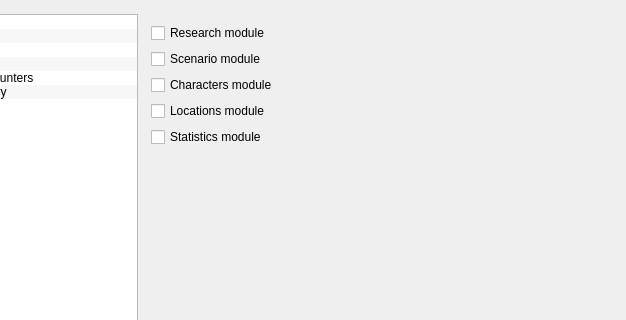
Above: src/bin/scenarist-desktop/UserInterfaceLayer/Settings/SettingsView.ui from dimkanovikov/KITScenarist before the change; both pictures show x 92 to 718 and y 0 to 320 of the 718 by 656 pixel window. Below: the same form after it.
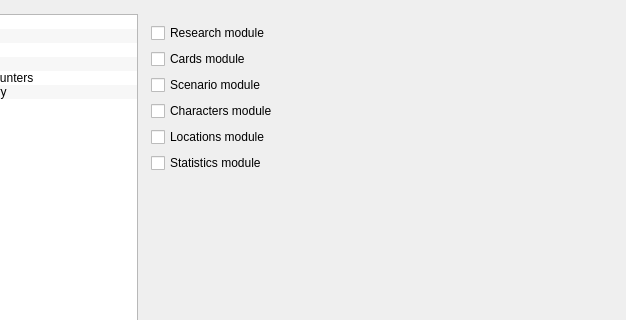
That is the form after the change. The open tabs and pages were chosen to show the change. Icons and pictures are not drawn. Custom widgets are drawn as their Qt base class.

Commit message: Add checkbox for enable/disable cards module in settings

Patch:
```diff
--- a/src/bin/scenarist-desktop/UserInterfaceLayer/Settings/SettingsView.ui
+++ b/src/bin/scenarist-desktop/UserInterfaceLayer/Settings/SettingsView.ui
@@ -371,6 +371,13 @@
                     </property>
                    </widget>
                   </item>
+                  <item>
+                   <widget class="QCheckBox" name="applicationModuleCards">
+                    <property name="text">
+                     <string>Cards module</string>
+                    </property>
+                   </widget>
+                  </item>
                   <item>
                    <widget class="QCheckBox" name="applicationModuleScenario">
                     <property name="text">
```
Left out of the diff: 4 changed lines with no effect on the pictures. The commit also changes 10 other files.
